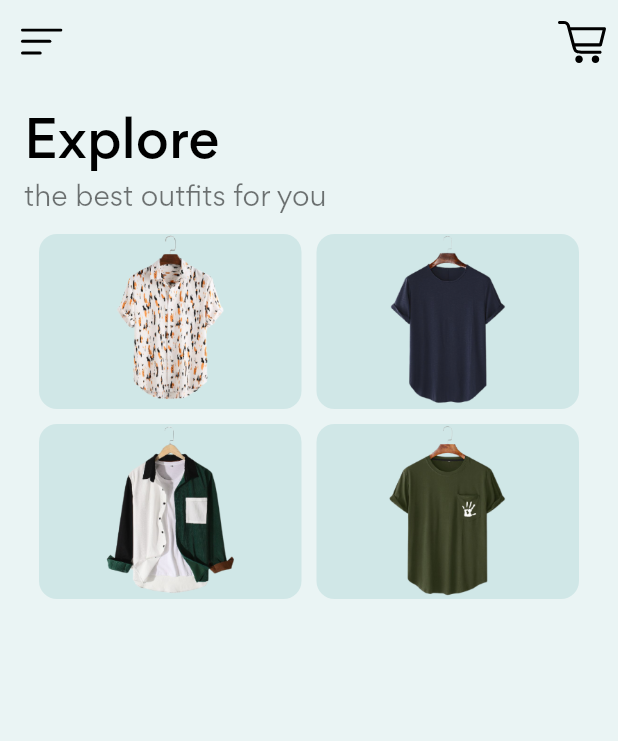
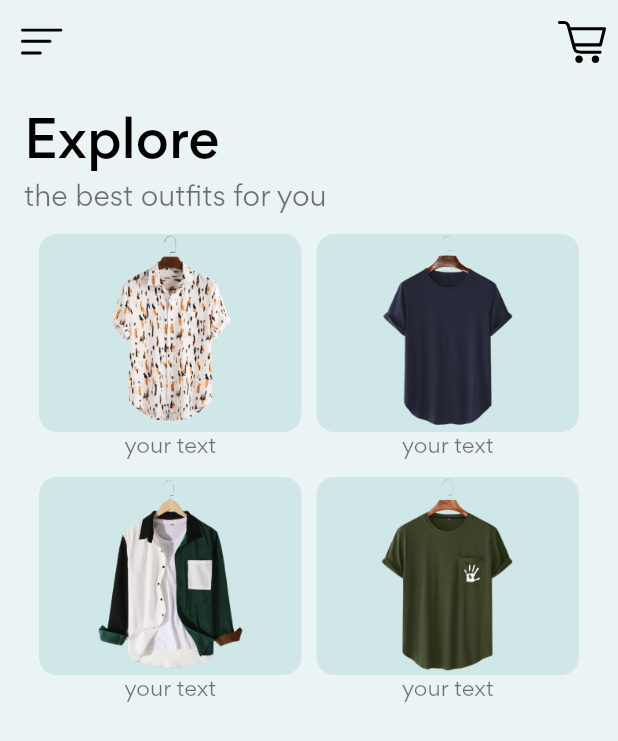
Before and after one commit to amitesh1801/Shop-App, a Flutter app: the screen it shows after launch, on a phone screen of 412 x 824 dp. Shown: the top 741 px of the screen. Run offline on Flutter 3.47's test engine with Material 2 defaults, Android fonts, the phone set to English and light mode, and no system bars; our stand-ins replace flutter_svg.

Commit message:
added text below images

```diff
--- a/lib/home_screen.dart
+++ b/lib/home_screen.dart
@@ -69,24 +69,29 @@ class HomeScreen extends StatelessWidget {
               style: TextStyle(fontSize: 18),
             ),
             Flexible(
-              child:
-              GridView.builder(
+              child: GridView.builder(
                 padding: const EdgeInsets.all(10.0),
                 itemCount: loadedProducts.length,
-                itemBuilder: (ctx, i) => Container(
-                  alignment: Alignment.center,
-                  decoration: BoxDecoration(
-                      color: secondaryColorlight,
-                      borderRadius: BorderRadius.circular(defaultBorderRadius)),
-                  child:
-                    Image.asset(
-                      loadedProducts[i].imageUrl,
-                      height: 132,
+                itemBuilder: (ctx, i) => Column(
+                  children: [
+                    Container(
+                      alignment: Alignment.center,
+                      decoration: BoxDecoration(
+                          color: secondaryColorlight,
+                          borderRadius:
+                              BorderRadius.circular(defaultBorderRadius)),
+                      child: Image.asset(
+                        loadedProducts[i].imageUrl,
+                        height: 132,
+                      ),
                     ),
+                    // padding if needed
+                    Text("your text"),
+                  ],
                 ),
                 gridDelegate: SliverGridDelegateWithFixedCrossAxisCount(
                   crossAxisCount: 2,
-                  childAspectRatio: 3 / 2,
+                  mainAxisExtent: 152,
                   crossAxisSpacing: 10,
                   mainAxisSpacing: 10,
                 ),
```
